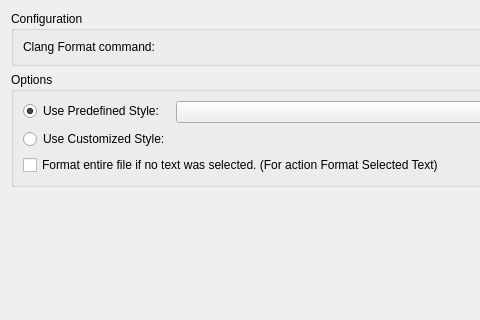
First picture: the form in src/plugins/beautifier/clangformat/clangformatoptionspage.ui, repository qt-creator/qt-creator, before the edit; both pictures show x 0 to 480 and y 0 to 320 of the 817 by 631 pixel window.
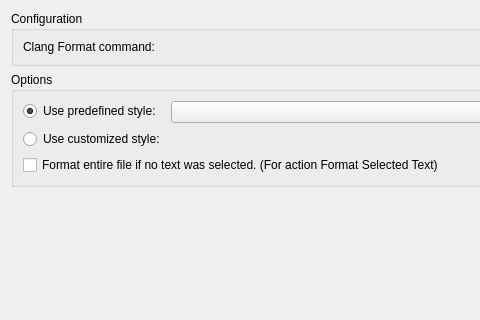
Second picture: the form after the edit. Custom widgets are drawn as their Qt base class.

Diff of the .ui file:
```diff
--- a/src/plugins/beautifier/clangformat/clangformatoptionspage.ui
+++ b/src/plugins/beautifier/clangformat/clangformatoptionspage.ui
@@ -45,7 +45,7 @@
       <item row="0" column="0">
        <widget class="QRadioButton" name="usePredefinedStyle">
         <property name="text">
-         <string>Use Predefined Style:</string>
+         <string>Use predefined style:</string>
         </property>
         <property name="checked">
          <bool>true</bool>
@@ -61,7 +61,7 @@
       <item row="1" column="0">
        <widget class="QRadioButton" name="useCustomizedStyle">
         <property name="text">
-         <string>Use Customized Style:</string>
+         <string>Use customized style:</string>
         </property>
         <property name="autoExclusive">
          <bool>true</bool>
```
